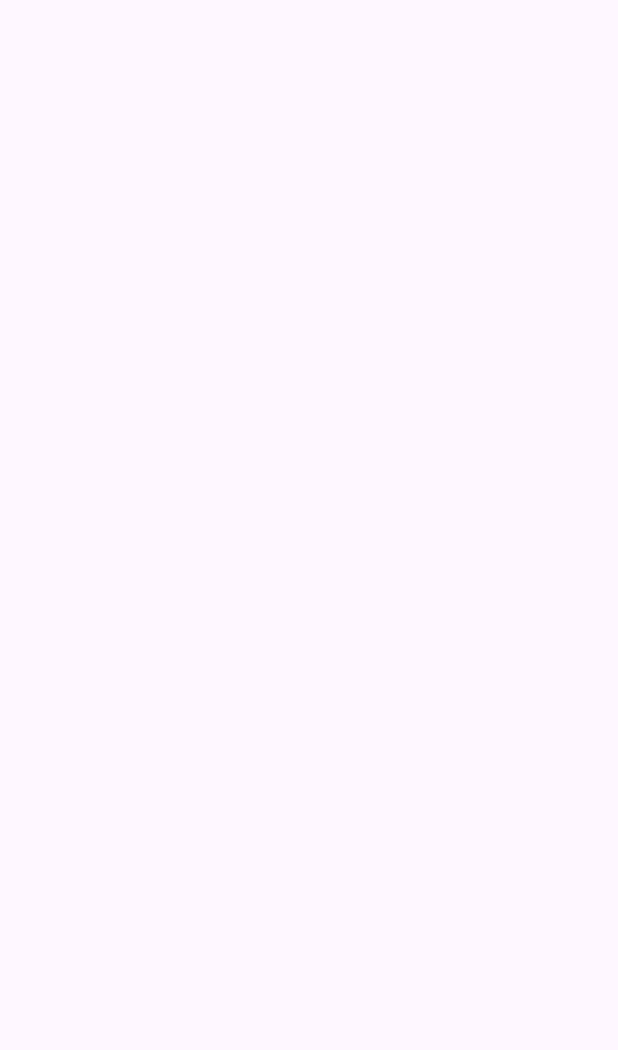
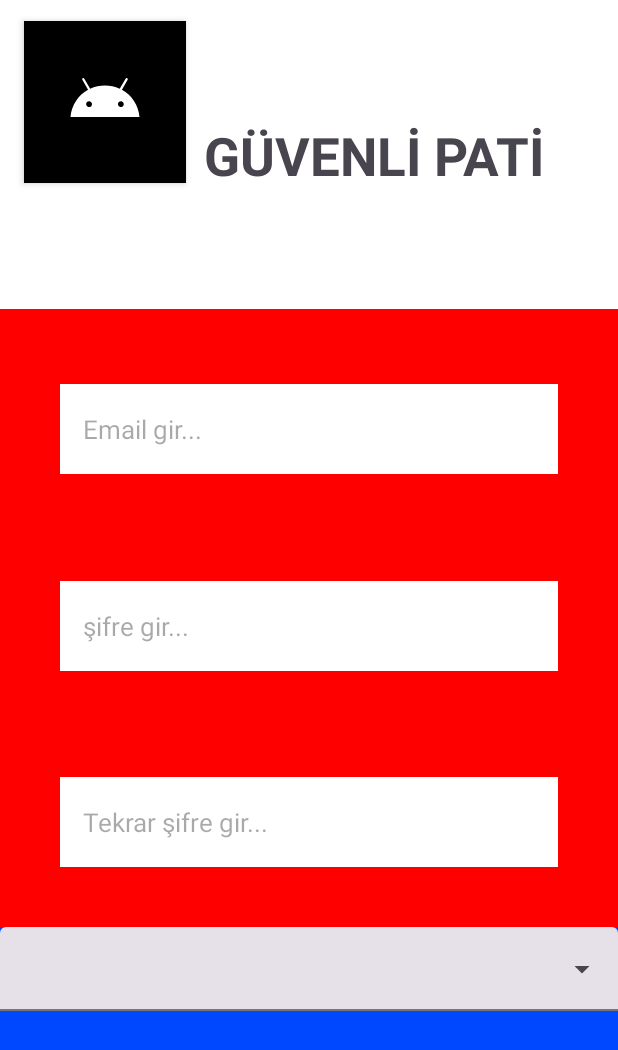
Before and after one commit to batinsavran/Responsive-UI-Design, an Android app: the screen it shows after launch (MainActivity), on a phone screen of 412 x 824 dp. Before the commit the part shown is empty. Shown: the top 1050 px of the screen. Run offline under Robolectric (Android 15) with nearby library versions, the phone set to English and light mode, and no system bars.

Commit message:
Responsive UI Design

```diff
--- a/app/src/main/res/layout/activity_main.xml
+++ b/app/src/main/res/layout/activity_main.xml
@@ -9,6 +9,138 @@
     android:layout_height="match_parent"
     tools:context=".MainActivity">
 
+    <androidx.constraintlayout.widget.ConstraintLayout
+        android:id="@+id/first"
+        android:layout_width="match_parent"
+        android:layout_height="0dp"
+        android:layout_weight="1"
+        android:background="@color/white"
+        android:gravity="center"
+        android:orientation="horizontal">
+
+        <ImageButton
+            android:id="@+id/backButton"
+            android:layout_width="wrap_content"
+            android:layout_height="wrap_content"
+            android:layout_marginStart="16dp"
+            android:background="@color/black"
+            android:contentDescription="Back"
+            android:elevation="3dp"
+            android:src="@drawable/ic_launcher_foreground"
+            app:layout_constraintBottom_toBottomOf="parent"
+            app:layout_constraintStart_toStartOf="parent"
+            app:layout_constraintTop_toTopOf="parent"
+            app:layout_constraintVertical_bias="0.142" />
+
+        <TextView
+            android:id="@+id/appNameTextView"
+            android:layout_width="wrap_content"
+            android:layout_height="wrap_content"
+            android:layout_marginStart="12dp"
+            android:text="GÜVENLİ PATİ"
+            android:textSize="35sp"
+            android:textStyle="bold"
+            app:layout_constraintBottom_toBottomOf="parent"
+            app:layout_constraintStart_toEndOf="@id/backButton"
+            app:layout_constraintTop_toTopOf="parent"
+            app:layout_constraintVertical_bias="0.504" />
+
+    </androidx.constraintlayout.widget.ConstraintLayout>
+
+
+    <androidx.constraintlayout.widget.ConstraintLayout
+        android:id="@+id/second"
+        android:layout_width="match_parent"
+        android:layout_height="0dp"
+        android:layout_weight="2"
+        android:background="@color/red"
+        android:orientation="vertical"
+        android:paddingLeft="40dp"
+        android:paddingTop="50dp"
+        android:paddingRight="40dp"
+        android:paddingBottom="40dp">
+
+        <EditText
+            android:id="@+id/editTextEmail"
+            android:layout_width="match_parent"
+            android:layout_height="60dp"
+            android:layout_gravity="center"
+            android:autofillHints="emailAddress"
+            android:background="@color/white"
+            android:drawablePadding="6dp"
+            android:hint="Email gir..."
+            android:inputType="textEmailAddress"
+            android:maxLines="1"
+            android:paddingStart="15dp"
+            android:paddingEnd="0dp"
+            android:textColor="@color/black"
+            android:textSize="17sp"
+            app:layout_constraintTop_toTopOf="parent"
+            tools:layout_editor_absoluteX="40dp" />
+
+        <EditText
+            android:id="@+id/editTextPassword"
+            android:layout_width="match_parent"
+            android:layout_height="60dp"
+            android:layout_gravity="center"
+            android:autofillHints="emailAddress"
+            android:background="@color/white"
+            android:drawablePadding="6dp"
+            android:hint="şifre gir..."
+            android:inputType="textPassword"
+            android:maxLines="1"
+            android:paddingStart="15dp"
+            android:paddingEnd="0dp"
+            android:textColor="@color/black"
+            android:textSize="17sp"
+            app:layout_constraintBottom_toTopOf="@+id/editTextConfirmPassword"
+            app:layout_constraintTop_toBottomOf="@+id/editTextEmail"
+            tools:layout_editor_absoluteX="40dp" />
+
+        <EditText
+            android:id="@+id/editTextConfirmPassword"
+            android:layout_width="match_parent"
+            android:layout_height="60dp"
+            android:layout_gravity="center"
+            android:autofillHints="emailAddress"
+            android:background="@color/white"
+            android:drawablePadding="6dp"
+            android:hint="Tekrar şifre gir..."
+            android:inputType="textPassword"
+            android:maxLines="1"
+            android:paddingStart="15dp"
+            android:paddingEnd="0dp"
+            android:textColor="@color/black"
+            android:textSize="17sp"
+            app:layout_constraintBottom_toBottomOf="parent"
+            tools:layout_editor_absoluteX="40dp" />
+
+    </androidx.constraintlayout.widget.ConstraintLayout>
+
+    <androidx.constraintlayout.widget.ConstraintLayout
+        android:id="@+id/third"
+        android:layout_width="match_parent"
+        android:layout_height="0dp"
+        android:layout_weight="1"
+        android:background="@color/blue"
+        android:gravity="center">
+
+        <com.google.android.material.textfield.TextInputLayout
+            android:id="@+id/menu"
+            style="@style/Widget.Material3.TextInputLayout.FilledBox.ExposedDropdownMenu"
+            android:layout_width="match_parent"
+            android:layout_height="wrap_content"
+            android:hint=""
+            app:layout_constraintTop_toTopOf="parent">
+
+            <AutoCompleteTextView
+                android:layout_width="match_parent"
+                android:layout_height="wrap_content"
+                android:inputType="none" />
+
+        </com.google.android.material.textfield.TextInputLayout>
+
+    </androidx.constraintlayout.widget.ConstraintLayout>
 
 
 </LinearLayout>
```
